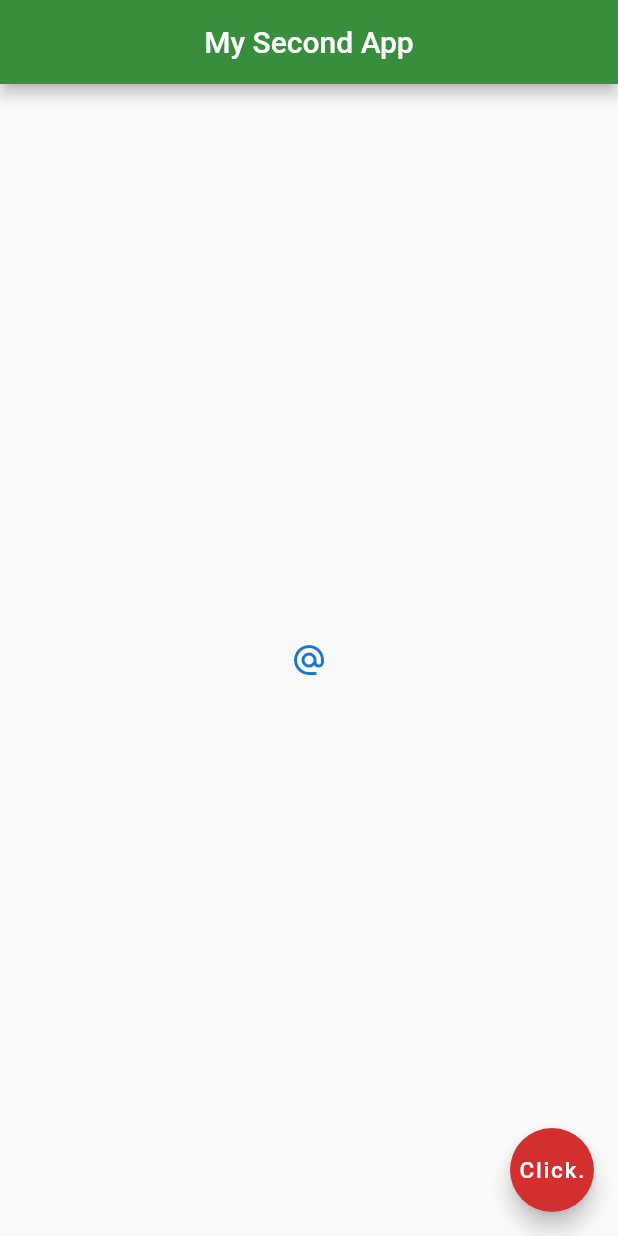
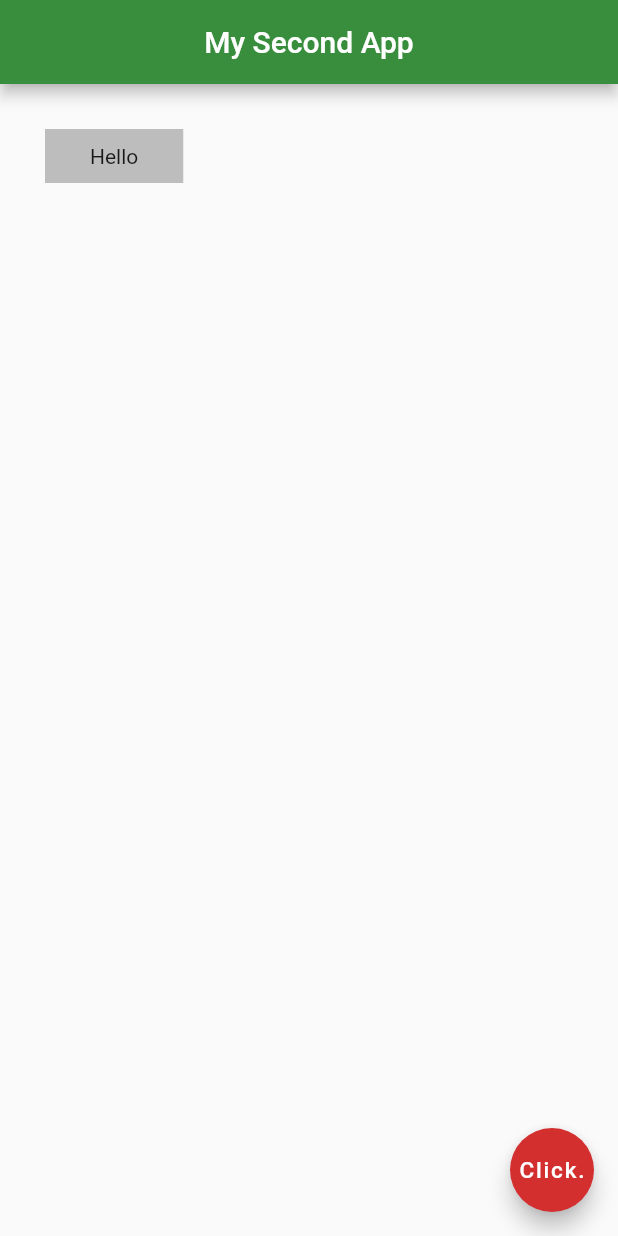
Before and after one commit to tej1996nitrr/flutterapp, a Flutter app: the screen it shows after launch, on a phone screen of 412 x 824 dp. Run offline on Flutter 3.47's test engine with Material 2 defaults, Android fonts, the phone set to English and light mode, and no system bars.

Commit message:
container, padding

```diff
--- a/flutterapp/lib/main.dart
+++ b/flutterapp/lib/main.dart
@@ -13,9 +13,13 @@ class Home extends StatelessWidget {
         centerTitle: true,
         backgroundColor: Colors.green[700],
       ),
-      body: Center(
-        child: IconButton(icon: Icon(Icons.alternate_email),color:Colors.blue[700] , onPressed:(){print("You clicked me");} ) ),
-      floatingActionButton: FloatingActionButton(
+      body: Container(
+        color:Colors.grey[400],
+        padding: EdgeInsets.symmetric(horizontal: 30,vertical: 10),
+        margin: EdgeInsets.all(30.0),
+        child: Text('Hello'),
+      ),
+        floatingActionButton: FloatingActionButton(
         onPressed:() => {},
         child: Text('Click.', style: TextStyle(fontSize: 15.0),),
         backgroundColor: Colors.red[700],
```
